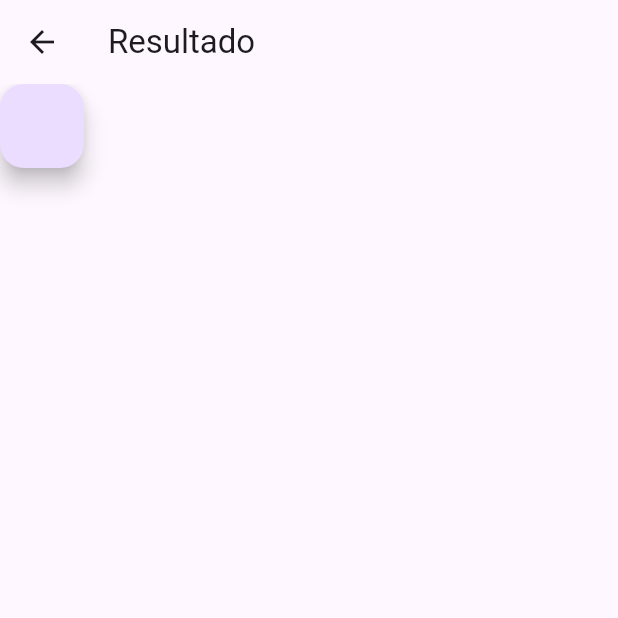
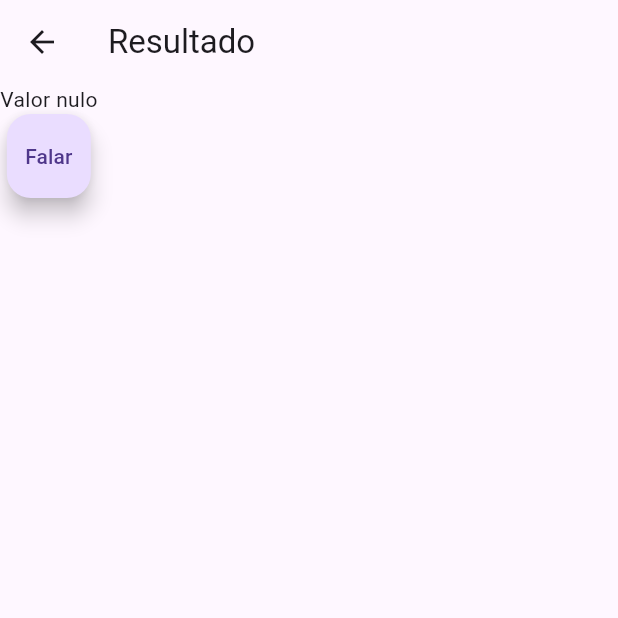
Before and after one commit to oJaciel/sdrawkcaB_App, a Flutter app: the ResultScreen screen opened by its route, on a phone screen of 412 x 824 dp, the top half of it. Run offline on Flutter 3.47's test engine with Material 3 defaults, Android fonts, the light colour scheme and no system bars; our stand-ins replace flutter_tts.

Commit message:
Programação tela de resultado
Programada a lógia da tela de resultado, com a reversão e fala da palavra enviada.

```diff
--- a/lib/screens/result_screen.dart
+++ b/lib/screens/result_screen.dart
@@ -2,22 +2,43 @@ import 'package:flutter/material.dart';
 import 'package:sdrawkcab/providers/tts_provider.dart';
 
 class ResultScreen extends StatelessWidget {
-  const ResultScreen({super.key});
-
   @override
   Widget build(BuildContext context) {
     //Instanciando e inicializando o Tts
     final provider = TtsProvider();
     provider.initTts();
 
+    // Recebendo o texto do formulário
+    final text = ModalRoute.of(context)?.settings.arguments as String?;
+
+    //Função para reverter o texto recebido
+    String reverseText() {
+      //Se o texto for nulo (nunca vai ser), retorna null
+      if (text == null || text.isEmpty) {
+        return 'Valor nulo';
+      }
+      //Senão, reverte o texto
+      List<String> characters = text.split('');
+      // Reverse the order and join the characters
+      String reversedString = characters.reversed.join('');
+      return reversedString;
+    }
+
     return Scaffold(
       appBar: AppBar(
         title: Text('Resultado'),
       ),
-      body: FloatingActionButton(
-        onPressed: () =>
-            provider.speak('Teste'),
+      body: Column(
+        children: [
+          Text(reverseText()),
+      FloatingActionButton(
+        onPressed: () => provider.speak(reverseText()),
+        child: Text('Falar'),
       ),
+
+        ],
+      )
+
     );
   }
 }
```
